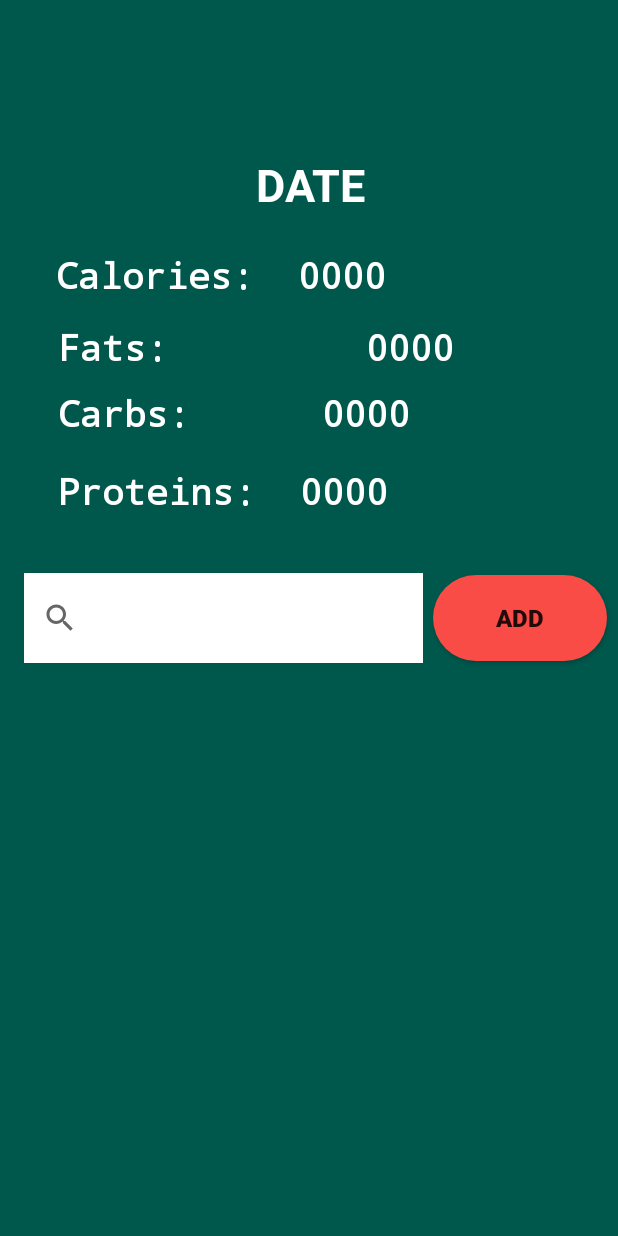
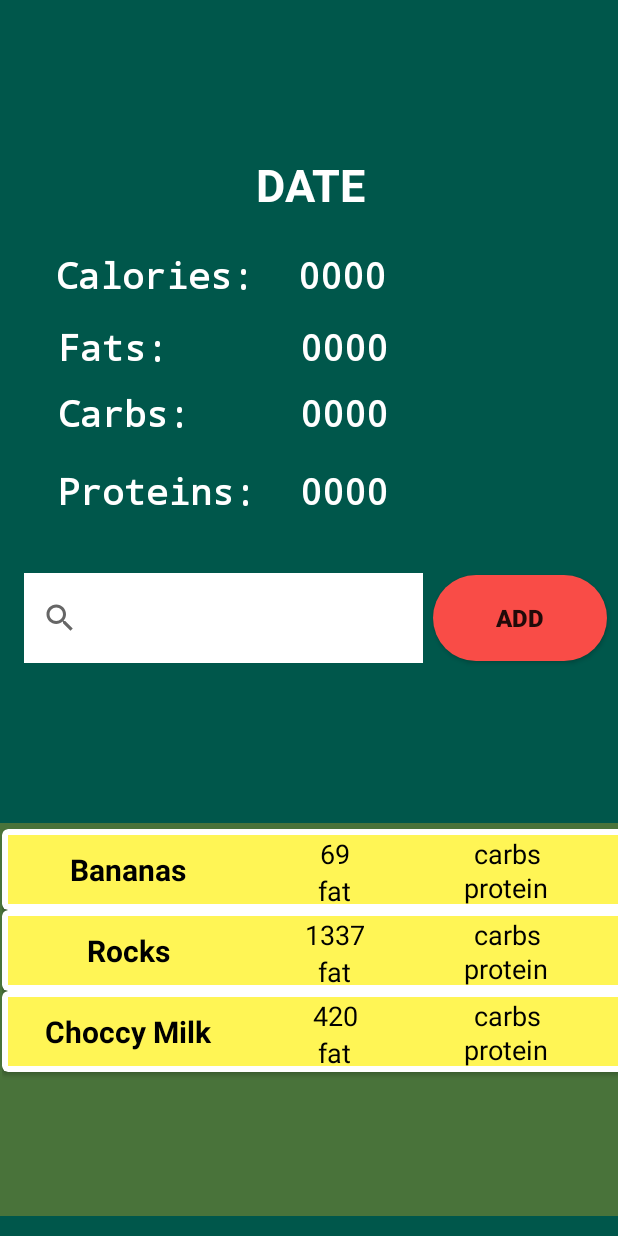
Before and after one commit to btang725/Keto-Vice, an Android app: the DailyActivity screen opened directly, with no data from a screen before it, on a phone screen of 412 x 824 dp. Run offline under Robolectric (Android 15) with nearby library versions, the phone set to English and light mode, and no system bars; 5 statements that could not run were skipped.

Commit message:
Daily Activity Recycler View
- Added multiple new java/xml files
- Main point (recycler view) for daily food intake history functionality added
- Requires FireBase implementation
- We are almost done guys!

```diff
--- a/app/build.gradle
+++ b/app/build.gradle
@@ -24,6 +24,8 @@ dependencies {
     implementation fileTree(dir: 'libs', include: ['*.jar'])
     implementation 'androidx.appcompat:appcompat:1.1.0'
     implementation 'androidx.constraintlayout:constraintlayout:1.1.3'
+    implementation 'androidx.recyclerview:recyclerview:1.1.0'
+    implementation 'androidx.cardview:cardview:1.0.0'
     implementation 'com.google.android.material:material:1.0.0'
     implementation 'androidx.annotation:annotation:1.0.2'
     implementation 'androidx.lifecycle:lifecycle-extensions:2.0.0'
--- a/app/src/main/java/com/example/test/DailyActivity.java
+++ b/app/src/main/java/com/example/test/DailyActivity.java
@@ -1,6 +1,10 @@
 package com.example.test;
 
+import androidx.annotation.NonNull;
 import androidx.appcompat.app.AppCompatActivity;
+import androidx.recyclerview.widget.ItemTouchHelper;
+import androidx.recyclerview.widget.LinearLayoutManager;
+import androidx.recyclerview.widget.RecyclerView;
 
 import android.content.Intent;
 import android.os.Bundle;
@@ -8,11 +12,16 @@ import android.widget.Button;
 import android.widget.SearchView;
 import android.widget.TextView;
 
+import java.util.ArrayList;
+
 public class DailyActivity extends AppCompatActivity {
     //Variables
     Button add;
     SearchView foodSearch;
     TextView date, calories, fats, carbs, proteins, food;
+    private RecyclerView mRecyclerView;
+    private RecyclerView.Adapter mAdapter;
+    private RecyclerView.LayoutManager mLayoutManager;
 
     @Override
     protected void onCreate(Bundle savedInstanceState) {
@@ -22,6 +31,34 @@ public class DailyActivity extends AppCompatActivity {
         Intent intent = getIntent();
         Bundle bundle = intent.getExtras();
 
+        //Recycler View Items
+        final ArrayList<FoodItem> foodHistory = new ArrayList<>();
+        foodHistory.add(new FoodItem("Bananas", "69","fat", "carbs", "protein"));         //TEST
+        foodHistory.add(new FoodItem("Rocks", "1337","fat", "carbs", "protein"));         //TEST
+        foodHistory.add(new FoodItem("Choccy Milk", "420", "fat", "carbs", "protein"));    //TEST
+        mRecyclerView = findViewById(R.id.foodHistoryVertical);
+        mRecyclerView.setHasFixedSize(true);    //Improves Performance
+        mLayoutManager = new LinearLayoutManager(this);
+        mAdapter = new HistoryAdapter(foodHistory);
+        mRecyclerView.setLayoutManager(mLayoutManager);
+        mRecyclerView.setAdapter(mAdapter);
+
+        //For removing via Swipe
+        ItemTouchHelper helper = new ItemTouchHelper(new ItemTouchHelper.SimpleCallback(0, ItemTouchHelper.LEFT | ItemTouchHelper.RIGHT) {
+            @Override
+            public boolean onMove(@NonNull RecyclerView recyclerView, @NonNull RecyclerView.ViewHolder viewHolder, @NonNull RecyclerView.ViewHolder target) {
+                return false;
+            }
+
+            @Override
+            public void onSwiped(@NonNull RecyclerView.ViewHolder target, int direction) {
+                int position = target.getAdapterPosition();
+                foodHistory.remove(position);
+                mAdapter.notifyDataSetChanged();
+            }
+        });
+        helper.attachToRecyclerView(mRecyclerView);
+
         //Declarations
         add = findViewById(R.id.buttonAdd);
         foodSearch = findViewById(R.id.searchView); //Search View to work with...
@@ -30,7 +67,7 @@ public class DailyActivity extends AppCompatActivity {
         fats = findViewById(R.id.textFats);
         carbs = findViewById(R.id.textCarbs);
         proteins = findViewById(R.id.textProteins);
-        food = findViewById(R.id.textSelection);
+        //food = findViewById(R.id.textSelection);
 
         //Setting Text
         date.setText(bundle.getString("date"));
@@ -39,6 +76,6 @@ public class DailyActivity extends AppCompatActivity {
         fats.setText(       "Fats:        0 / " + User.CURRENT.getNeededFats());
         carbs.setText(      "Carbs:       0 / " + User.CURRENT.getNeededCarbs());
         proteins.setText(   "Proteins:    0 / " + User.CURRENT.getNeededProtein());
-        food.setText("");
+        //food.setText("");
     }
 }
--- /dev/null
+++ b/app/src/main/java/com/example/test/FoodItem.java
@@ -0,0 +1,33 @@
+package com.example.test;
+
+public class FoodItem {
+    private String food, cals, fat, carbs, protein;
+
+    public FoodItem(String foodName, String calCount, String fatCount,String carbsCount,String proteinCount) {
+        food = foodName;
+        cals = calCount;
+        fat = fatCount;
+        carbs = carbsCount;
+        protein = proteinCount;
+    }
+
+    public String getFood() {
+        return food;
+    }
+
+    public String getCals() {
+        return cals;
+    }
+
+    public String getFat() {
+        return fat;
+    }
+
+    public String getCarbs() {
+        return carbs;
+    }
+
+    public String getProtein() {
+        return protein;
+    }
+}
--- /dev/null
+++ b/app/src/main/java/com/example/test/HistoryAdapter.java
@@ -0,0 +1,57 @@
+package com.example.test;
+
+import android.view.LayoutInflater;
+import android.view.View;
+import android.view.ViewGroup;
+import android.widget.ImageView;
+import android.widget.TextView;
+
+import androidx.annotation.NonNull;
+import androidx.recyclerview.widget.RecyclerView;
+
+import java.util.ArrayList;
+
+public class HistoryAdapter extends RecyclerView.Adapter<HistoryAdapter.FoodHistoryViewHolder> {
+    private ArrayList<FoodItem> mFoodItemsList;
+
+    public static class FoodHistoryViewHolder extends RecyclerView.ViewHolder {
+        public TextView food, cals, fat, carbs, protein;
+
+        public FoodHistoryViewHolder(@NonNull View itemView) {
+            super(itemView);
+            food = itemView.findViewById(R.id.textFoodName);
+            cals = itemView.findViewById(R.id.textFoodCalories);
+            fat = itemView.findViewById(R.id.textFoodFats);
+            carbs = itemView.findViewById(R.id.textFoodCarbs);
+            protein = itemView.findViewById(R.id.textFoodProteins);
+        }
+    }
+
+    public HistoryAdapter(ArrayList<FoodItem> foodList) {
+        mFoodItemsList = foodList;
+    }
+
+    @NonNull
+    @Override
+    public FoodHistoryViewHolder onCreateViewHolder(@NonNull ViewGroup parent, int viewType) {
+        View v = LayoutInflater.from(parent.getContext()).inflate(R.layout.food_item, parent, false);
+        FoodHistoryViewHolder fhvh = new FoodHistoryViewHolder(v);
+        return fhvh;
+    }
+
+    @Override
+    public void onBindViewHolder(@NonNull FoodHistoryViewHolder holder, int position) {
+        FoodItem currentFood = mFoodItemsList.get(position);
+
+        holder.food.setText(currentFood.getFood());
+        holder.cals.setText(currentFood.getCals());
+        holder.fat.setText(currentFood.getFat());
+        holder.carbs.setText(currentFood.getCarbs());
+        holder.protein.setText(currentFood.getProtein());
+    }
+
+    @Override
+    public int getItemCount() {
+        return mFoodItemsList.size();
+    }
+}
--- a/app/src/main/res/layout/activity_daily.xml
+++ b/app/src/main/res/layout/activity_daily.xml
@@ -14,7 +14,7 @@
         android:layout_marginTop="168dp"
         android:layout_marginBottom="535dp"
         android:fontFamily="monospace"
-        android:text="Fats:         0000"
+        android:text="Fats:      0000"
         android:textColor="@android:color/white"
         android:textSize="24sp"
         android:textStyle="bold"
@@ -48,7 +48,7 @@
         android:layout_marginTop="212dp"
         android:layout_marginBottom="482dp"
         android:fontFamily="monospace"
-        android:text="Carbs:      0000"
+        android:text="Carbs:     0000"
         android:textColor="@android:color/white"
         android:textSize="24sp"
         android:textStyle="bold"
@@ -119,21 +119,26 @@
         app:layout_constraintStart_toStartOf="parent"
         app:layout_constraintTop_toTopOf="parent" />
 
-    <ScrollView
+    <RelativeLayout
         android:id="@+id/foodHistory"
-        android:layout_width="409dp"
-        android:layout_height="333dp"
+        android:layout_width="426dp"
+        android:layout_height="283dp"
         app:layout_constraintBottom_toBottomOf="parent"
         app:layout_constraintEnd_toEndOf="parent"
         app:layout_constraintStart_toStartOf="parent"
         app:layout_constraintTop_toTopOf="parent"
         app:layout_constraintVertical_bias="1.0">
 
-        <LinearLayout
+        <androidx.recyclerview.widget.RecyclerView
             android:id="@+id/foodHistoryVertical"
             android:layout_width="match_parent"
-            android:layout_height="wrap_content"
-            android:orientation="vertical" />
-    </ScrollView>
+            android:layout_height="match_parent"
+            android:padding="4dp"
+            android:scrollbars="vertical"
+            android:background="#49733A"
+            android:layout_marginStart="3dp"
+            android:layout_marginTop="8dp"
+            android:layout_marginBottom="13dp"/>
+    </RelativeLayout>
 
 </androidx.constraintlayout.widget.ConstraintLayout>
--- /dev/null
+++ b/app/src/main/res/layout/food_item.xml
@@ -0,0 +1,92 @@
+<?xml version="1.0" encoding="utf-8"?>
+<androidx.cardview.widget.CardView xmlns:android="http://schemas.android.com/apk/res/android"
+    android:layout_width="match_parent"
+    android:layout_height="wrap_content"
+    xmlns:app="http://schemas.android.com/apk/res-auto"
+    app:cardCornerRadius="4dp">
+
+    <RelativeLayout
+        android:layout_width="match_parent"
+        android:layout_height="match_parent"
+        android:layout_margin="4dp"
+        android:background="#FFF555">
+
+
+        <TextView
+            android:id="@+id/textFoodName"
+            android:layout_width="160dp"
+            android:layout_height="46dp"
+            android:layout_alignParentTop="true"
+            android:gravity="center"
+            android:text="Food Name"
+            android:textColor="#000000"
+            android:textSize="20sp"
+            android:textStyle="bold" />
+
+        <TextView
+            android:id="@+id/textFoodCalories"
+            android:layout_width="112dp"
+            android:layout_height="wrap_content"
+            android:layout_alignBottom="@id/textFoodName"
+            android:layout_marginStart="2dp"
+            android:layout_marginLeft="2dp"
+            android:layout_marginTop="-28dp"
+            android:layout_marginBottom="21dp"
+            android:layout_toEndOf="@+id/textFoodName"
+            android:layout_toRightOf="@+id/textFoodName"
+            android:gravity="center"
+            android:text="0000"
+            android:textColor="#000000"
+            android:textSize="18sp" />
+
+        <TextView
+            android:id="@+id/textFoodFats"
+            android:layout_width="112dp"
+            android:layout_height="wrap_content"
+            android:layout_alignBottom="@id/textFoodName"
+            android:layout_marginStart="1dp"
+            android:layout_marginLeft="1dp"
+            android:layout_marginTop="-28dp"
+            android:layout_marginBottom="-3dp"
+            android:layout_toEndOf="@+id/textFoodName"
+            android:layout_toRightOf="@+id/textFoodName"
+            android:gravity="center"
+            android:text="0000"
+            android:textColor="#000000"
+            android:textSize="18sp" />
+
+        <TextView
+            android:id="@+id/textFoodProteins"
+            android:layout_width="112dp"
+            android:layout_height="wrap_content"
+            android:layout_alignBottom="@id/textFoodName"
+            android:layout_marginStart="115dp"
+            android:layout_marginLeft="115dp"
+            android:layout_marginTop="-28dp"
+            android:layout_marginBottom="-1dp"
+            android:layout_toEndOf="@+id/textFoodName"
+            android:layout_toRightOf="@+id/textFoodName"
+            android:gravity="center"
+            android:text="0000"
+            android:textColor="#000000"
+            android:textSize="18sp" />
+
+        <TextView
+            android:id="@+id/textFoodCarbs"
+            android:layout_width="115dp"
+            android:layout_height="wrap_content"
+            android:layout_alignBottom="@id/textFoodName"
+            android:layout_marginStart="1dp"
+            android:layout_marginLeft="113dp"
+            android:layout_marginTop="-28dp"
+            android:layout_marginBottom="21dp"
+            android:layout_toEndOf="@+id/textFoodCalories"
+            android:layout_toRightOf="@+id/textFoodName"
+            android:gravity="center"
+            android:text="0000"
+            android:textColor="#000000"
+            android:textSize="18sp" />
+
+    </RelativeLayout>
+
+</androidx.cardview.widget.CardView>
--- a/build.gradle
+++ b/build.gradle
@@ -16,7 +16,9 @@ allprojects {
     repositories {
         google()
         jcenter()
-
+        maven {
+            url "https://maven.google.com"
+        }
     }
 }
 
```
